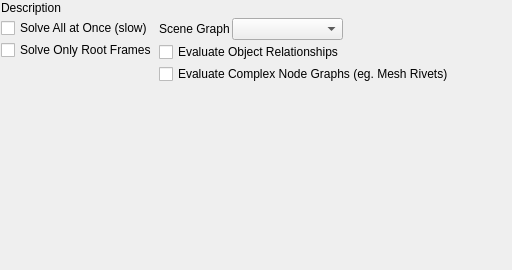
The window that python/mmSolver/tools/solver/widget/solver_standard_widget.ui (david-cattermole/mayaMatchMoveSolver) describes before a commit, drawn with Qt 5.
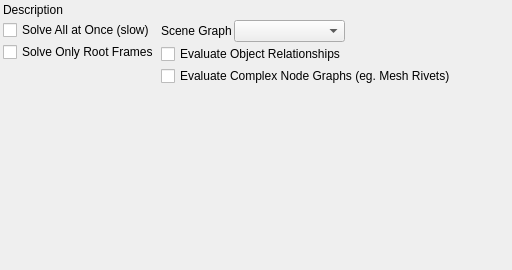
The same window after the commit.

Commit message: Solver UI - Make Basic and Standard tabs consistently spaced.

What changed in the file:
```diff
--- a/python/mmSolver/tools/solver/widget/solver_standard_widget.ui
+++ b/python/mmSolver/tools/solver/widget/solver_standard_widget.ui
@@ -18,16 +18,16 @@
     <number>3</number>
    </property>
    <property name="leftMargin">
-    <number>1</number>
+    <number>3</number>
    </property>
    <property name="topMargin">
-    <number>1</number>
+    <number>3</number>
    </property>
    <property name="rightMargin">
-    <number>1</number>
+    <number>3</number>
    </property>
    <property name="bottomMargin">
-    <number>1</number>
+    <number>3</number>
    </property>
    <item>
     <widget class="QLabel" name="description_label">
```
The commit also changes 1 other file.
